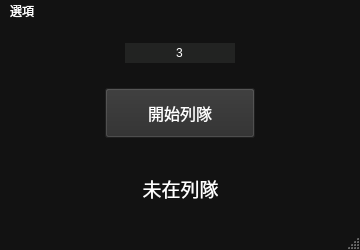
This is lolaudit/ui/ui.ui in vaz1306011/LOL_audit as Qt 5 draws it before an edit. The edited form follows.
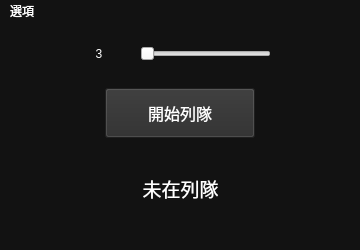
This is the edited form.

The edit to the form file:
```diff
--- a/lolaudit/ui/ui.ui
+++ b/lolaudit/ui/ui.ui
@@ -34,22 +34,6 @@
 }</string>
   </property>
   <widget class="QWidget" name="centralwidget">
-   <widget class="QLineEdit" name="accept_delay_value">
-    <property name="geometry">
-     <rect>
-      <x>125</x>
-      <y>20</y>
-      <width>110</width>
-      <height>20</height>
-     </rect>
-    </property>
-    <property name="text">
-     <string>3</string>
-    </property>
-    <property name="alignment">
-     <set>Qt::AlignCenter</set>
-    </property>
-   </widget>
    <widget class="QLabel" name="label">
     <property name="geometry">
      <rect>
@@ -65,9 +49,6 @@
       <pointsize>14</pointsize>
      </font>
     </property>
-    <property name="layoutDirection">
-     <enum>Qt::LeftToRight</enum>
-    </property>
     <property name="text">
      <string>未在列隊</string>
     </property>
@@ -97,6 +78,38 @@
      <string>開始列隊</string>
     </property>
    </widget>
+   <widget class="QSlider" name="horizontalSlider">
+    <property name="geometry">
+     <rect>
+      <x>140</x>
+      <y>20</y>
+      <width>131</width>
+      <height>22</height>
+     </rect>
+    </property>
+    <property name="maximum">
+     <number>10</number>
+    </property>
+    <property name="orientation">
+     <enum>Qt::Horizontal</enum>
+    </property>
+   </widget>
+   <widget class="QLabel" name="label_2">
+    <property name="geometry">
+     <rect>
+      <x>70</x>
+      <y>20</y>
+      <width>58</width>
+      <height>21</height>
+     </rect>
+    </property>
+    <property name="text">
+     <string>3</string>
+    </property>
+    <property name="alignment">
+     <set>Qt::AlignCenter</set>
+    </property>
+   </widget>
   </widget>
   <widget class="QMenuBar" name="menubar">
    <property name="geometry">
@@ -138,7 +151,6 @@
    </widget>
    <addaction name="menu"/>
   </widget>
-  <widget class="QStatusBar" name="statusbar"/>
   <action name="auto_accept_status">
    <property name="text">
     <string>自動接受</string>
```
